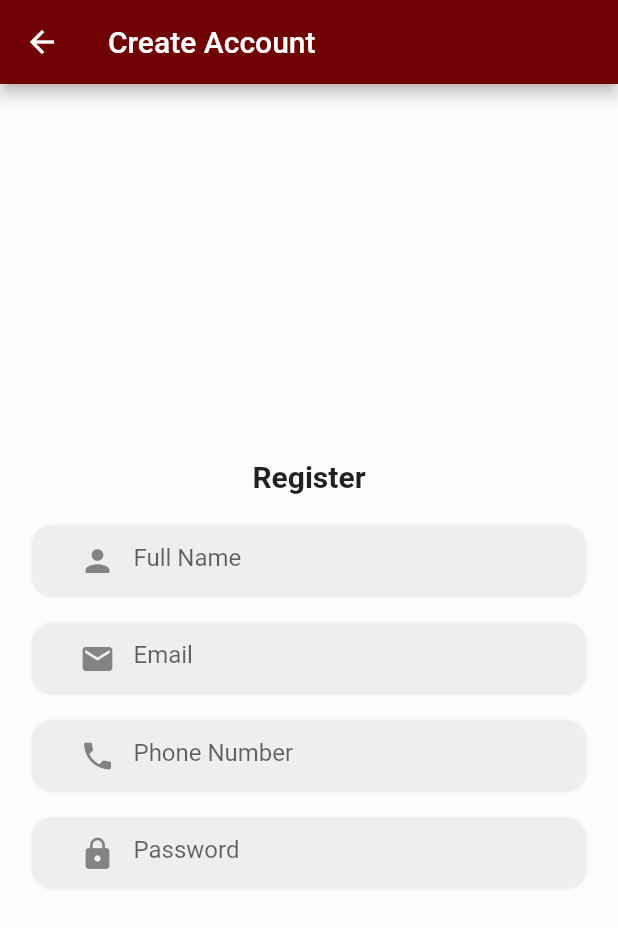
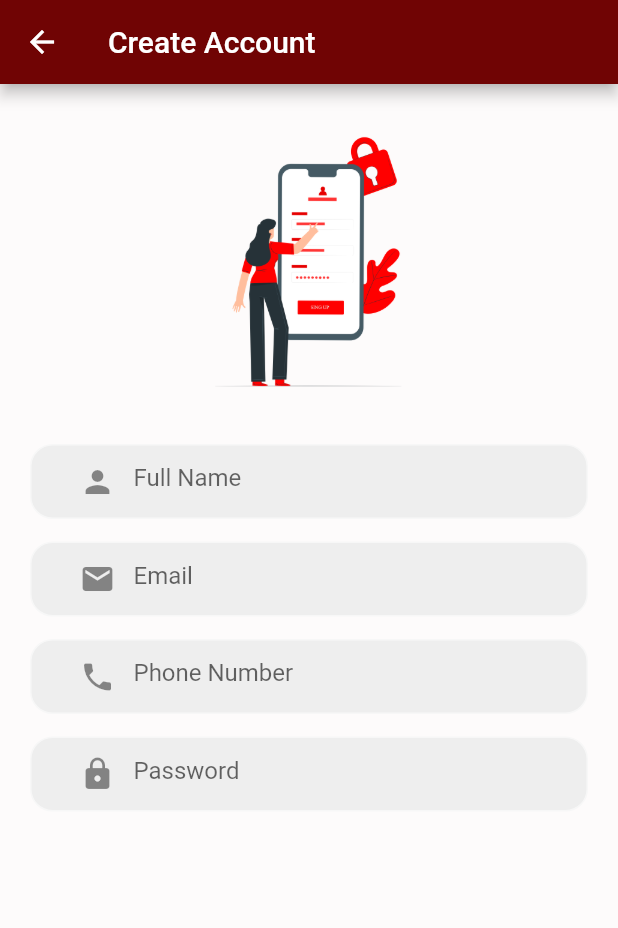
Before and after one commit to MrAnmol08/movielovers, a Flutter app: the RegisterPage screen opened directly, on a phone screen of 412 x 824 dp. Shown: the top 928 px of the screen. Run offline on Flutter 3.47's test engine with Material 2 defaults, Android fonts, the phone set to English and light mode, and no system bars.

Commit message:
adding image on register page

```diff
--- a/lib/RegisterPage.dart
+++ b/lib/RegisterPage.dart
@@ -1,7 +1,7 @@
 // ignore_for_file: unused_field, deprecated_member_use, prefer_const_constructors
 
 import 'package:flutter/material.dart';
-import 'package:google_fonts/google_fonts.dart';
+
 import 'package:movielovers/Login.dart';
 
 class RegisterPage extends StatefulWidget {
@@ -35,14 +35,17 @@ class _RegisterPageState extends State<RegisterPage> {
 
         child: Center(
           child: Column(
-            mainAxisAlignment: MainAxisAlignment.center,
+            mainAxisAlignment: MainAxisAlignment.start,
             children: [
                 SizedBox(height: 20,),
-              Text('Register', textAlign: TextAlign.center,
-              style:
-              TextStyle(
-                fontWeight:FontWeight.bold,
-                fontSize: 20) ,),
+                Image.asset('assets/images/register.png',
+                height: 200,
+                width: 200,),
+              // Text('Register', textAlign: TextAlign.center,
+              // style:
+              // TextStyle(
+              //   fontWeight:FontWeight.bold,
+              //   fontSize: 20) ,),
 
                 // Name section in register page
 
--- a/lib/SplashScreen.dart
+++ b/lib/SplashScreen.dart
@@ -34,7 +34,9 @@ class _SplashScreenState extends State { // Create the state class for _SplashSc
   @override
   Widget build(BuildContext context) {
     return Scaffold( // Scaffold widget provides a basic layout structure
-      body: Image.asset('assets\images\logofinal.png')
+      body: Image.asset('assets/images/logofinal.png',
+      height: 200,
+      width: 200,)
 
 
 
--- a/lib/main.dart
+++ b/lib/main.dart
@@ -15,7 +15,7 @@ class SplashScreen extends StatelessWidget {
     return const MaterialApp(
       debugShowCheckedModeBanner: false,
       title: 'Movie Lovers',
-      home: RegisterPage(),
+      home: SplashScreen(),
 
 
     );
--- a/pubspec.yaml
+++ b/pubspec.yaml
@@ -61,7 +61,7 @@ flutter:
   # To add assets to your application, add an assets section, like this:
   assets:
 
-    - assets\images\logofinal.png
+    - assets/images/
 
 
 
```
Also changed, not shown: assets/images/register.png (added).
